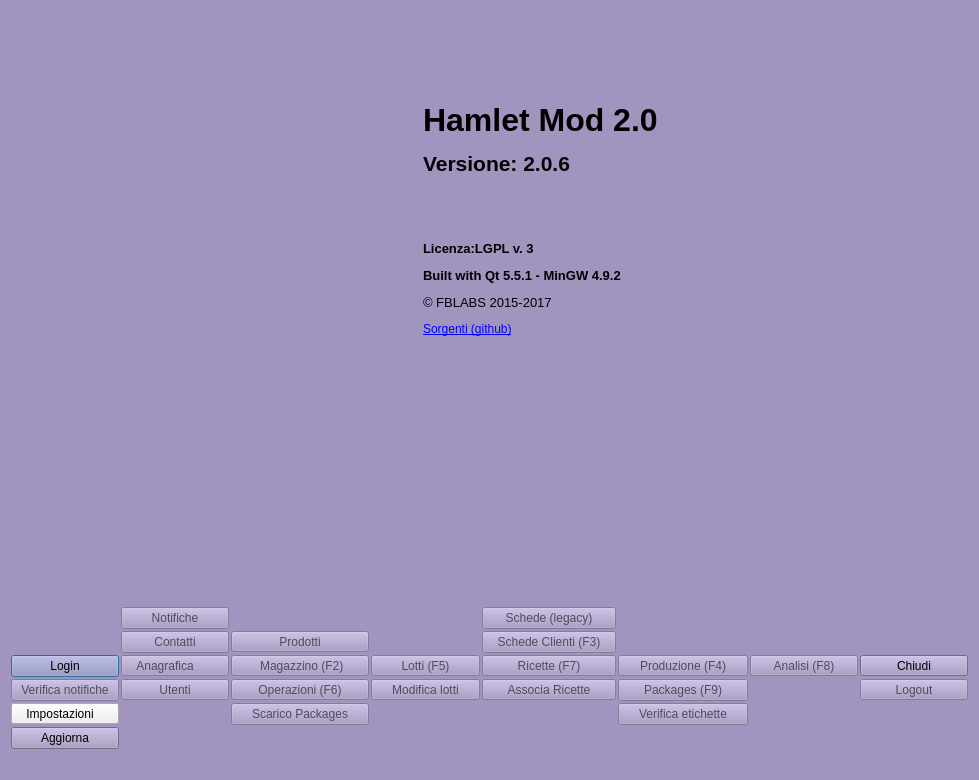
Qt form mainwindow.ui (fblabs/hamlet-mod-sancon) before a commit.
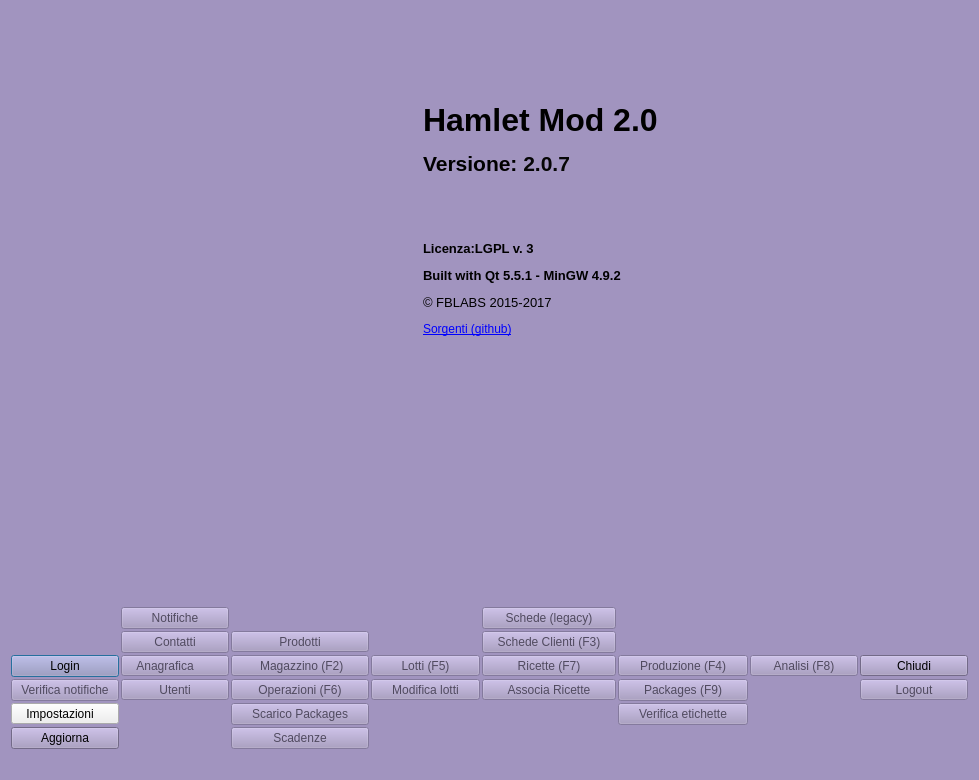
The same form after that commit. Icons and pictures are not drawn.

What changed in the file:
```diff
--- a/mainwindow.ui
+++ b/mainwindow.ui
@@ -539,7 +539,7 @@
       <item>
        <widget class="QLabel" name="label_2">
         <property name="text">
-         <string>&lt;html&gt;&lt;head/&gt;&lt;body&gt;&lt;p&gt;&lt;span style=&quot; font-size:24pt; font-weight:600;&quot;&gt;Hamlet Mod 2.0&lt;/span&gt;&lt;/p&gt;&lt;p&gt;&lt;span style=&quot; font-size:16pt; font-weight:600;&quot;&gt;Versione: &lt;/span&gt;&lt;span style=&quot; font-size:16pt; font-weight:600; color:#060606;&quot;&gt;2.0.6&lt;/span&gt;&lt;br/&gt;&lt;/p&gt;&lt;p&gt;&lt;br/&gt;&lt;/p&gt;&lt;p&gt;&lt;span style=&quot; font-size:10pt; font-weight:600;&quot;&gt;Licenza:LGPL v. 3&lt;/span&gt;&lt;/p&gt;&lt;p&gt;&lt;span style=&quot; font-size:10pt; font-weight:600;&quot;&gt;Built with Qt 5.5.1 - MinGW 4.9.2&lt;/span&gt;&lt;/p&gt;&lt;p&gt;&lt;span style=&quot; font-size:10pt;&quot;&gt;© FBLABS 2015-2017&lt;/span&gt;&lt;/p&gt;&lt;p&gt;&lt;a href=&quot;https://www.github.com/fblabs/hamlet-mod-sancon&quot;&gt;&lt;span style=&quot; text-decoration: underline; color:#0000ff;&quot;&gt;Sorgenti (github)&lt;/span&gt;&lt;/a&gt;&lt;/p&gt;&lt;/body&gt;&lt;/html&gt;</string>
+         <string>&lt;html&gt;&lt;head/&gt;&lt;body&gt;&lt;p&gt;&lt;span style=&quot; font-size:24pt; font-weight:600;&quot;&gt;Hamlet Mod 2.0&lt;/span&gt;&lt;/p&gt;&lt;p&gt;&lt;span style=&quot; font-size:16pt; font-weight:600;&quot;&gt;Versione: &lt;/span&gt;&lt;span style=&quot; font-size:16pt; font-weight:600; color:#060606;&quot;&gt;2.0.7&lt;/span&gt;&lt;br/&gt;&lt;/p&gt;&lt;p&gt;&lt;br/&gt;&lt;/p&gt;&lt;p&gt;&lt;span style=&quot; font-size:10pt; font-weight:600;&quot;&gt;Licenza:LGPL v. 3&lt;/span&gt;&lt;/p&gt;&lt;p&gt;&lt;span style=&quot; font-size:10pt; font-weight:600;&quot;&gt;Built with Qt 5.5.1 - MinGW 4.9.2&lt;/span&gt;&lt;/p&gt;&lt;p&gt;&lt;span style=&quot; font-size:10pt;&quot;&gt;© FBLABS 2015-2017&lt;/span&gt;&lt;/p&gt;&lt;p&gt;&lt;a href=&quot;https://www.github.com/fblabs/hamlet-mod-sancon&quot;&gt;&lt;span style=&quot; text-decoration: underline; color:#0000ff;&quot;&gt;Sorgenti (github)&lt;/span&gt;&lt;/a&gt;&lt;/p&gt;&lt;/body&gt;&lt;/html&gt;</string>
         </property>
         <property name="scaledContents">
          <bool>false</bool>
@@ -1335,6 +1335,26 @@
           </property>
          </widget>
         </item>
+        <item row="9" column="2">
+         <widget class="QPushButton" name="pbExpirations">
+          <property name="enabled">
+           <bool>false</bool>
+          </property>
+          <property name="text">
+           <string>Scadenze</string>
+          </property>
+          <property name="icon">
+           <iconset resource="icons.qrc">
+            <normaloff>:/Resources/Calendar.PNG</normaloff>:/Resources/Calendar.PNG</iconset>
+          </property>
+          <property name="iconSize">
+           <size>
+            <width>32</width>
+            <height>32</height>
+           </size>
+          </property>
+         </widget>
+        </item>
        </layout>
       </item>
      </layout>
```
